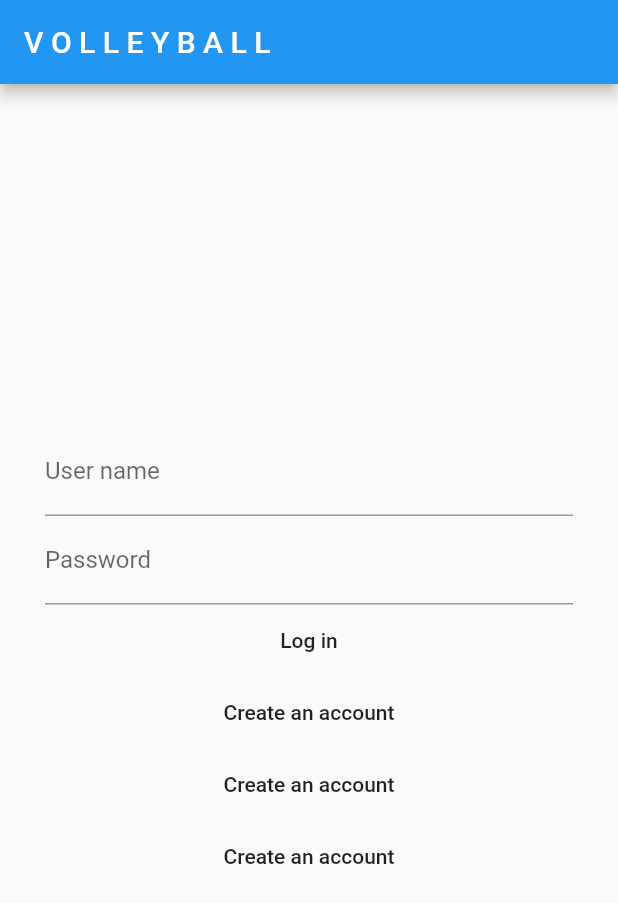
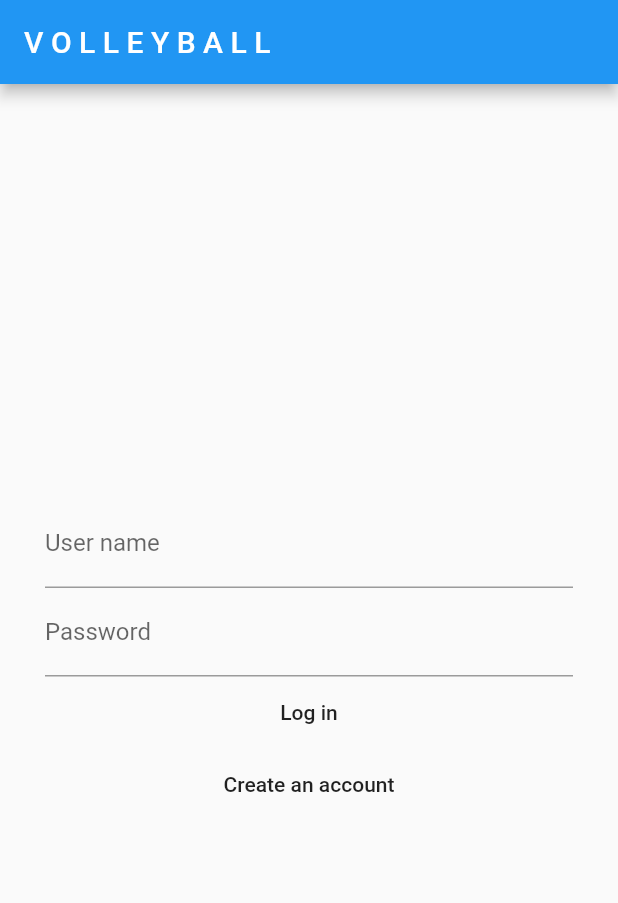
Before and after one commit to 111016032/temp, a Flutter app: the screen it shows after launch, on a phone screen of 412 x 824 dp. Shown: the top 903 px of the screen. Run offline on Flutter 3.47's test engine with Material 2 defaults, Android fonts, the phone set to English and light mode, and no system bars.

Commit message:
fix conflic

```diff
--- a/lib/view/login_page.dart
+++ b/lib/view/login_page.dart
@@ -46,20 +46,6 @@ class _LoginPageState extends State<LoginPage> {
                   onPressed: (){},
                 child: Text('Create an account'),
               ),
-              //OutlinedButton(onPressed: () {}, child: Text('create an account')),
-
-              MaterialButton(
-                onPressed: (){},
-                child: Text('Create an account'),
-              ),
-              //OutlinedButton(onPressed: () {}, child: Text('create an account')),
-
-              MaterialButton(
-                onPressed: (){},
-                child: Text('Create an account'),
-              ),
-              //OutlinedButton(onPressed: () {}, child: Text('create an account')),
-
             ],
           ),
         ),
```
